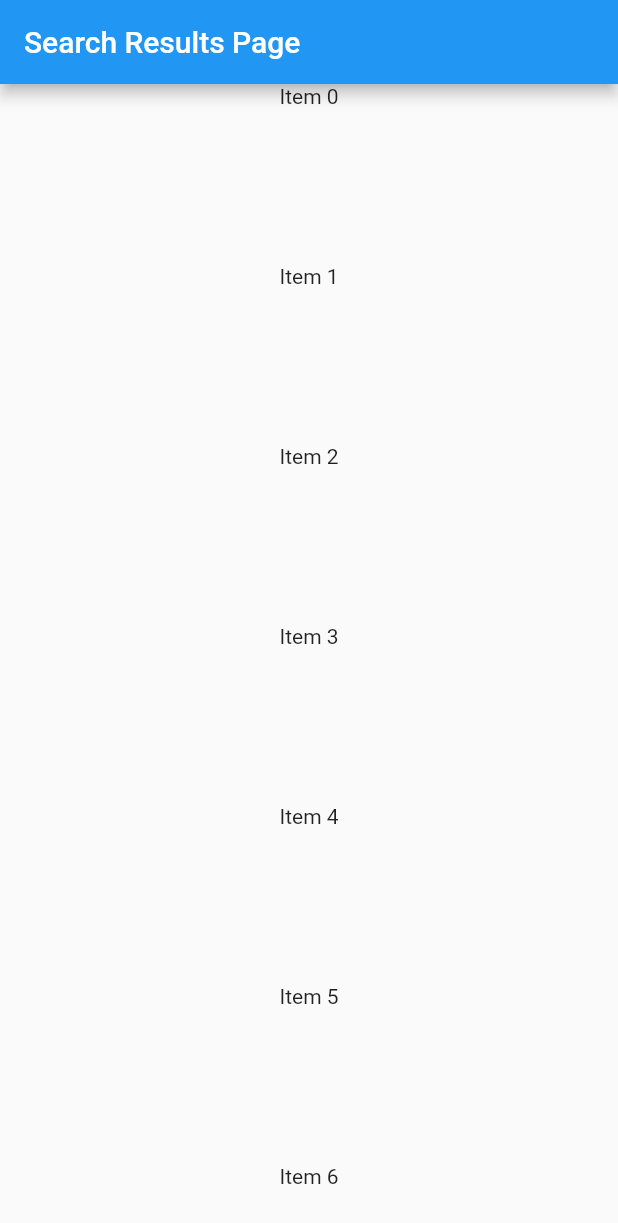
After one commit to harkin-s/water_bnb_mobile, a Flutter app: the screen it shows after launch, after a tap on "LOGIN", on a phone screen of 412 x 824 dp. The commit adds this screen. Shown: the top 1223 px of the screen. Run offline on Flutter 3.47's test engine with Material 2 defaults, Android fonts, the phone set to English and light mode, and no system bars; our stand-ins replace transparent_image; network calls fail.

Commit message:
Add the search results page and the list layout

```diff
--- a/lib/Pages/Login.dart
+++ b/lib/Pages/Login.dart
@@ -13,12 +13,6 @@ class LoginPage extends StatefulWidget {
 
 class _MyHomePageState extends State<LoginPage> {
   int _counter = 0;
-
-  void _incrementCounter() {
-    setState(() {
-      _counter++;
-    });
-  }
 
   @override
   Widget build(BuildContext context) {
--- /dev/null
+++ b/lib/Pages/SearchResults.dart
@@ -0,0 +1,29 @@
+import 'package:flutter/material.dart';
+
+class SearchResultsPage extends StatefulWidget {
+
+  @override
+  _MyHomePageState createState() => _MyHomePageState();
+}
+
+class _MyHomePageState extends State<SearchResultsPage> {
+  var items = List<String>.generate(100, (i) => "Item $i");
+
+  @override
+  Widget build(BuildContext context) {
+    return Scaffold(
+      appBar: AppBar(
+        title: Text("Search Results Page"),
+      ),
+      body: ListView.builder(
+        itemCount: items.length,
+          itemBuilder: (context, index) {
+            return Container(
+              height: 120,
+              child: Text('${items[index]}', textAlign: TextAlign.center,),
+            );
+        },
+      )
+    );
+  }
+}
--- a/lib/Widgets/LoginWidget.dart
+++ b/lib/Widgets/LoginWidget.dart
@@ -7,14 +7,30 @@ class LoginPanel extends StatefulWidget {
 
 class _LoginPanel extends State<LoginPanel> {
 
+  void goToSearchResults(){
+    Navigator.pushReplacementNamed(context, '/SearchResultsPage');
+  }
+
    @override
   Widget build(BuildContext context){
     return Container(
-      child: Row(
+      height: MediaQuery.of(context).size.height,
+      width: MediaQuery.of(context).size.width,
+      child: Stack(
         children: <Widget>[
-          Text("data")
-        ],
-      ),
+        Positioned(
+          bottom: 48,
+          left: 156,
+          child: RaisedButton(
+          color: Colors.blue,
+          padding: const EdgeInsets.all(12.0),
+          onPressed: goToSearchResults,
+          child: const Text('LOGIN', textScaleFactor: 1.5,),
+        ),
+        )
+      ]
+      )
     );
+
   }
 }
--- a/lib/main.dart
+++ b/lib/main.dart
@@ -1,4 +1,5 @@
 import 'package:flutter/material.dart';
+import 'package:water_bnb_mobile/Pages/SearchResults.dart';
 import './Pages/Login.dart';
 
 void main() => runApp(MyApp());
@@ -14,7 +15,8 @@ class MyApp extends StatelessWidget {
       ),
       initialRoute: '/',
       routes: {
-        '/' : (context) => LoginPage(title: 'Flutter Demo Home Page')
+        '/' : (context) => LoginPage(title: 'Flutter Demo Home Page'),
+        '/SearchResultsPage' : (context) => SearchResultsPage()
       },
     );
   }
```
